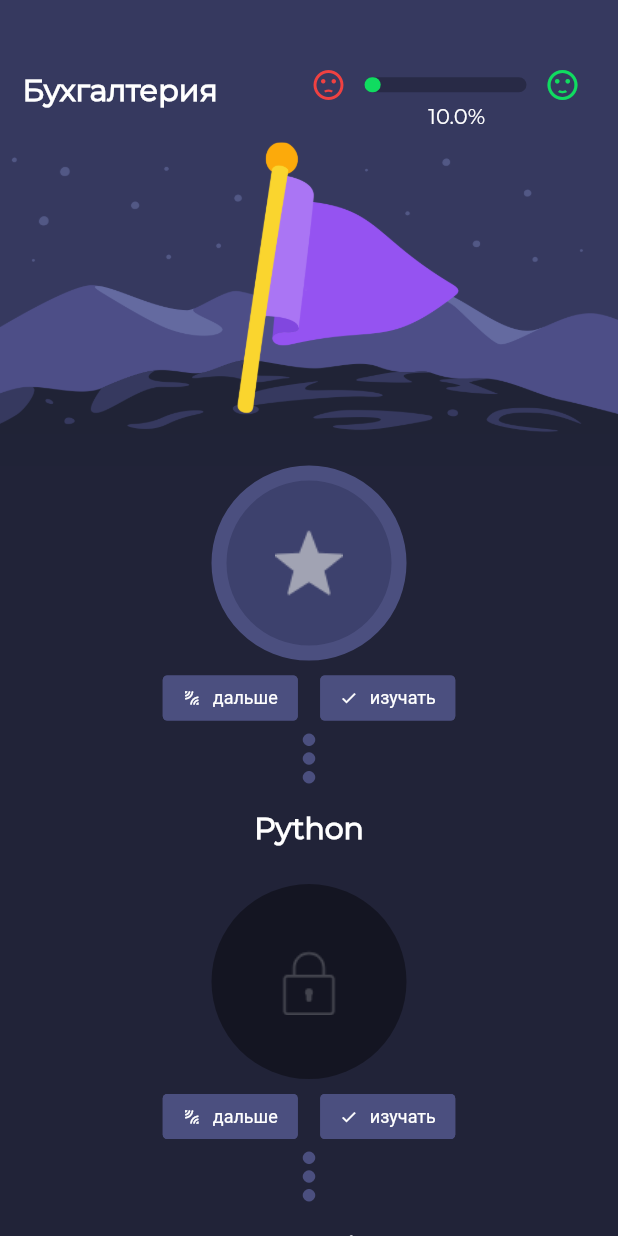
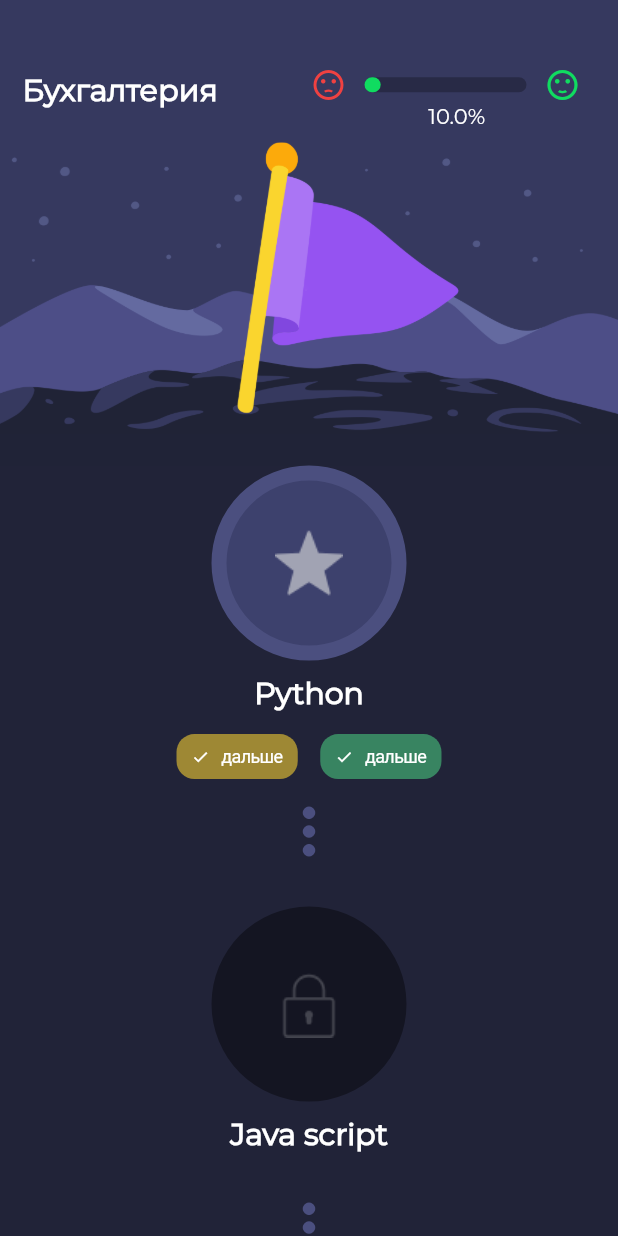
Before and after one commit to Muhammadqodir/cyber-garden, a Flutter app: the RoadMap screen opened directly, on a phone screen of 412 x 824 dp. Run offline on Flutter 3.47's test engine with Material 2 defaults, Android fonts, the phone set to English and light mode, and no system bars; drawn by our look-alikes of getwidget; our stand-ins replace carousel_slider, flutter_svg_provider, image_cropper, image_picker.

Commit message:
add icons on tabbar

```diff
--- a/MobileApp/lib/screens/road_map_screen.dart
+++ b/MobileApp/lib/screens/road_map_screen.dart
@@ -15,11 +15,9 @@ class RoadMap extends StatefulWidget {
 
 class _RoadMapState extends State<RoadMap> {
   List<CircleCourse> books = allCircleCourse;
-
   @override
   Widget build(BuildContext context) {
     final e = books[0];
-
     return Scaffold(
       backgroundColor: const Color(0xff36395f),
       body: Stack(
--- a/MobileApp/lib/utils/circle.dart
+++ b/MobileApp/lib/utils/circle.dart
@@ -1,3 +1,4 @@
+import 'package:flutter/cupertino.dart';
 import 'package:flutter/material.dart';
 import 'package:flutter_svg_provider/flutter_svg_provider.dart';
 import 'package:getwidget/components/button/gf_button.dart';
@@ -57,45 +58,6 @@ class _CircleState extends State<Circle> {
               ),
             ),
           ),
-          SizedBox(
-            height: 10,
-          ),
-          Row(
-            mainAxisAlignment: MainAxisAlignment.center,
-            children: [
-              GFButton(
-                color: Color(0xff4b4f7f),
-                onPressed: () {},
-                text: "дальше",
-                size: GFSize.SMALL,
-                textStyle: TextStyle(color: Colors.white, fontSize: 12),
-                icon: Icon(
-                  Icons.leak_add_rounded,
-                  size: 12,
-                ),
-              ),
-              SizedBox(
-                width: 15,
-              ),
-              GFButton(
-                color: Color(0xff4b4f7f),
-                onPressed: () {},
-                text: "изучать",
-                size: GFSize.SMALL,
-                textStyle: TextStyle(color: Colors.white, fontSize: 12),
-                icon: Icon(
-                  Icons.done,
-                  color: Colors.white,
-                  size: 12,
-                ),
-              ),
-            ],
-          ),
-          Icon(
-            Icons.more_vert,
-            size: 50,
-            color: const Color(0xff4b4f7f),
-          ),
           Padding(
             padding: EdgeInsets.only(top: 10),
             child: Text(
@@ -106,6 +68,77 @@ class _CircleState extends State<Circle> {
                   fontWeight: FontWeight.bold),
             ),
           ),
+          SizedBox(
+            height: 15,
+          ),
+          widget.activity == 'true'
+              ? Row(
+                  mainAxisAlignment: MainAxisAlignment.center,
+                  children: [
+                    SizedBox(
+                      height: 30,
+                      child: CupertinoButton(
+                        padding: const EdgeInsets.symmetric(horizontal: 10),
+                        color: Color.fromARGB(144, 255, 214, 49),
+                        onPressed: () {},
+                        child: Row(
+                          children: [
+                            Icon(
+                              Icons.done,
+                              color: Colors.white,
+                              size: 12,
+                            ),
+                            SizedBox(
+                              width: 8,
+                            ),
+                            const Text(
+                              'дальше',
+                              style:
+                                  TextStyle(color: Colors.white, fontSize: 12),
+                            ),
+                          ],
+                        ),
+                      ),
+                    ),
+                    SizedBox(
+                      width: 15,
+                    ),
+                    SizedBox(
+                      height: 30,
+                      child: CupertinoButton(
+                        padding: const EdgeInsets.symmetric(horizontal: 10),
+                        color: Color(0xff388461),
+                        onPressed: () {},
+                        child: Row(
+                          children: [
+                            Icon(
+                              Icons.done,
+                              color: Colors.white,
+                              size: 12,
+                            ),
+                            SizedBox(
+                              width: 8,
+                            ),
+                            const Text(
+                              'дальше',
+                              style:
+                                  TextStyle(color: Colors.white, fontSize: 12),
+                            ),
+                          ],
+                        ),
+                      ),
+                    ),
+                  ],
+                )
+              : SizedBox(),
+          SizedBox(
+            height: 10,
+          ),
+          Icon(
+            Icons.more_vert,
+            size: 50,
+            color: const Color(0xff4b4f7f),
+          ),
           const SizedBox(
             height: 25,
           )
--- a/MobileApp/lib/widgets/navigation_screens.dart
+++ b/MobileApp/lib/widgets/navigation_screens.dart
@@ -1,4 +1,5 @@
 import 'package:flutter/material.dart';
+import 'package:flutter_svg_provider/flutter_svg_provider.dart';
 import 'package:getwidget/components/tabs/gf_tabbar.dart';
 import 'package:syber_garden/data/small_courses.dart';
 import 'package:syber_garden/screens/home_screen.dart';
@@ -45,17 +46,28 @@ class _NavigatorWidgetState extends State<NavigatorWidget>
           Padding(
               padding: const EdgeInsets.all(0.0),
               child: Tab(
-              icon: Icon(Icons.book),
+                icon: Image(
+                  width: 20,
+                  height: 20,
+                  image: Svg(
+                    'assets/icons/road.svg',
+                  ),
+                ),
                 child: const Text(
                   'Learn',
                   style: TextStyle(
                     fontSize: 14,
                   ),
                 ),
+              )),
+          Tab(
+            icon: Image(
+              width: 20,
+              height: 20,
+              image: Svg(
+                'assets/icons/community.svg',
               ),
             ),
-          Tab(
-            icon: Icon(Icons.message),
             child: const Text(
               'Community',
               style: TextStyle(
@@ -64,7 +76,13 @@ class _NavigatorWidgetState extends State<NavigatorWidget>
             ),
           ),
           Tab(
-            icon: Icon(Icons.man),
+            icon: Image(
+              width: 20,
+              height: 20,
+              image: Svg(
+                'assets/icons/user.svg',
+              ),
+            ),
             child: const Text(
               'Profile',
               style: TextStyle(
```
Lines whose indentation alone changed are shown as unchanged.
